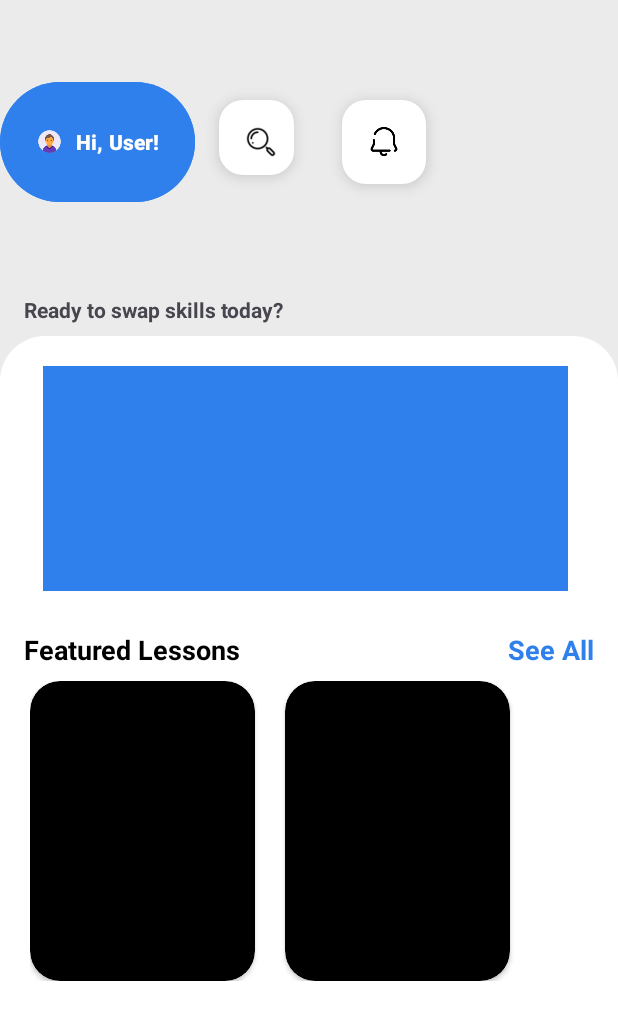
After one commit to SanujaRubasinghe/SkillSwap, an Android app: the HomeActivity screen opened directly, with no data from a screen before it, on a phone screen of 412 x 824 dp. The commit adds this screen. Shown: the top 1020 px of the screen. Run offline under Robolectric (Android 15) with nearby library versions, the phone set to English and light mode, and no system bars.

Commit message:
add main ui layouts

```diff
--- a/app/src/main/AndroidManifest.xml
+++ b/app/src/main/AndroidManifest.xml
@@ -11,6 +11,9 @@
         android:roundIcon="@mipmap/ic_launcher_round"
         android:supportsRtl="true"
         android:theme="@style/Theme.SkillSwap">
+        <activity
+            android:name=".HomeActivity"
+            android:exported="false" />
         <activity
             android:name=".RegisterActivity"
             android:exported="false" />
--- /dev/null
+++ b/app/src/main/java/com/example/skillswap/HomeActivity.kt
@@ -0,0 +1,20 @@
+package com.example.skillswap
+
+import android.os.Bundle
+import androidx.activity.enableEdgeToEdge
+import androidx.appcompat.app.AppCompatActivity
+import androidx.core.view.ViewCompat
+import androidx.core.view.WindowInsetsCompat
+
+class HomeActivity : AppCompatActivity() {
+    override fun onCreate(savedInstanceState: Bundle?) {
+        super.onCreate(savedInstanceState)
+        enableEdgeToEdge()
+        setContentView(R.layout.activity_home)
+        ViewCompat.setOnApplyWindowInsetsListener(findViewById(R.id.main)) { v, insets ->
+            val systemBars = insets.getInsets(WindowInsetsCompat.Type.systemBars())
+            v.setPadding(systemBars.left, systemBars.top, systemBars.right, systemBars.bottom)
+            insets
+        }
+    }
+}
--- /dev/null
+++ b/app/src/main/res/drawable/home_top_curved.xml
@@ -0,0 +1,5 @@
+<?xml version="1.0" encoding="utf-8"?>
+<shape xmlns:android="http://schemas.android.com/apk/res/android" android:shape="rectangle">
+    <solid android:color="@color/white"/>
+    <corners android:topLeftRadius="30dp" android:topRightRadius="30dp"/>
+</shape>
--- /dev/null
+++ b/app/src/main/res/drawable/search_icon.xml
@@ -0,0 +1,4 @@
+<?xml version="1.0" encoding="utf-8"?>
+<shape xmlns:android="http://schemas.android.com/apk/res/android" android:shape="oval">
+    <solid android:color="@color/white"/>
+</shape>
--- a/app/src/main/res/layout/activity_auth_screen.xml
+++ b/app/src/main/res/layout/activity_auth_screen.xml
@@ -88,6 +88,9 @@
             android:backgroundTint="@color/white"
             app:strokeColor="@color/gray_1"
             app:strokeWidth="2dp"
+            app:icon="@drawable/google_logo"
+            app:iconTint="@null"
+            app:iconGravity="textStart"
             android:text="Login with Google"/>
     </LinearLayout>
 
--- /dev/null
+++ b/app/src/main/res/layout/activity_home.xml
@@ -0,0 +1,142 @@
+<?xml version="1.0" encoding="utf-8"?>
+<androidx.constraintlayout.widget.ConstraintLayout xmlns:android="http://schemas.android.com/apk/res/android"
+    xmlns:app="http://schemas.android.com/apk/res-auto"
+    xmlns:tools="http://schemas.android.com/tools"
+    android:id="@+id/main"
+    android:layout_width="match_parent"
+    android:layout_height="match_parent"
+    tools:context=".HomeActivity"
+    android:background="@color/bg_color">
+
+
+    <LinearLayout
+        android:id="@+id/user_icon"
+        android:layout_width="match_parent"
+        android:layout_height="wrap_content"
+        app:layout_constraintBottom_toTopOf="@+id/view"
+        app:layout_constraintTop_toTopOf="parent"
+        app:layout_constraintVertical_bias="0.372"
+        tools:layout_editor_absoluteX="0dp">
+
+        <com.google.android.material.button.MaterialButton
+            android:id="@+id/home_user_profile_btn"
+            android:layout_width="wrap_content"
+            android:layout_height="match_parent"
+            android:backgroundTint="@color/primary_blue"
+            android:text="Hi, User!"
+            android:textStyle="bold"
+            app:icon="@drawable/ic_user_icon"
+            app:iconGravity="textStart"
+            app:iconTint="@null" />
+
+        <com.google.android.material.floatingactionbutton.FloatingActionButton
+            android:id="@+id/fabSearch"
+            android:layout_width="wrap_content"
+            android:layout_height="50dp"
+            android:layout_margin="16dp"
+            android:contentDescription="Search"
+            app:backgroundTint="@android:color/white"
+            app:srcCompat="@drawable/ic_search"
+            app:tint="@android:color/black" />
+
+        <com.google.android.material.floatingactionbutton.FloatingActionButton
+            android:id="@+id/fabNotification"
+            android:layout_width="wrap_content"
+            android:layout_height="wrap_content"
+            android:layout_gravity="end|bottom"
+            android:layout_margin="16dp"
+            android:contentDescription="Notification"
+            app:backgroundTint="@android:color/white"
+            app:srcCompat="@drawable/ic_notification"
+            app:tint="@android:color/black" />
+
+    </LinearLayout>
+
+    <TextView
+        android:id="@+id/textView"
+        android:layout_width="wrap_content"
+        android:layout_height="wrap_content"
+        android:layout_marginBottom="8dp"
+        android:text="Ready to swap skills today?"
+        android:textStyle="bold"
+        app:layout_constraintBottom_toTopOf="@+id/view"
+        app:layout_constraintEnd_toEndOf="parent"
+        app:layout_constraintHorizontal_bias="0.067"
+        app:layout_constraintStart_toStartOf="parent" />
+
+    <View
+        android:id="@+id/view"
+        android:layout_width="match_parent"
+        android:layout_height="600dp"
+        android:background="@drawable/home_top_curved"
+        app:layout_constraintBottom_toBottomOf="parent"
+        tools:layout_editor_absoluteX="-16dp" />
+
+    <View
+        android:id="@+id/view2"
+        android:layout_width="350dp"
+        android:layout_height="150dp"
+        android:background="@color/primary_blue"
+        app:layout_constraintBottom_toBottomOf="parent"
+        app:layout_constraintEnd_toEndOf="@+id/view"
+        app:layout_constraintHorizontal_bias="0.459"
+        app:layout_constraintStart_toStartOf="parent"
+        app:layout_constraintTop_toBottomOf="@+id/textView"
+        app:layout_constraintVertical_bias="0.061" />
+
+    <TextView
+        android:id="@+id/textView2"
+        android:layout_width="wrap_content"
+        android:layout_height="wrap_content"
+        android:text="Featured Lessons"
+        android:textColor="@color/black"
+        android:textSize="18sp"
+        android:textStyle="bold"
+        app:layout_constraintBottom_toBottomOf="@+id/view"
+        app:layout_constraintEnd_toEndOf="parent"
+        app:layout_constraintHorizontal_bias="0.059"
+        app:layout_constraintStart_toStartOf="parent"
+        app:layout_constraintTop_toBottomOf="@+id/view2"
+        app:layout_constraintVertical_bias="0.066" />
+
+    <TextView
+        android:id="@+id/home_see_all_btn"
+        android:layout_width="wrap_content"
+        android:layout_height="wrap_content"
+        android:text="See All"
+        android:textColor="@color/primary_blue"
+        android:textSize="18sp"
+        android:textStyle="bold"
+        app:layout_constraintBottom_toBottomOf="@+id/view"
+        app:layout_constraintEnd_toEndOf="parent"
+        app:layout_constraintHorizontal_bias="0.918"
+        app:layout_constraintStart_toEndOf="@+id/textView2"
+        app:layout_constraintTop_toBottomOf="@+id/view2"
+        app:layout_constraintVertical_bias="0.066" />
+
+    <LinearLayout
+        android:layout_width="match_parent"
+        android:layout_height="wrap_content"
+        app:layout_constraintBottom_toBottomOf="parent"
+        app:layout_constraintEnd_toEndOf="parent"
+        app:layout_constraintHorizontal_bias="0.0"
+        app:layout_constraintStart_toStartOf="parent"
+        app:layout_constraintTop_toBottomOf="@+id/view2"
+        app:layout_constraintVertical_bias="0.209"
+        android:padding="20dp">
+
+        <androidx.cardview.widget.CardView
+            android:layout_width="150dp"
+            android:layout_height="200dp"
+            android:backgroundTint="@color/black"
+            app:cardCornerRadius="20dp"
+            android:layout_marginRight="20dp"/>
+
+        <androidx.cardview.widget.CardView
+            android:layout_width="150dp"
+            android:layout_height="200dp"
+            android:backgroundTint="@color/black"
+            app:cardCornerRadius="20dp" />
+    </LinearLayout>
+
+</androidx.constraintlayout.widget.ConstraintLayout>
--- a/app/src/main/res/values/colors.xml
+++ b/app/src/main/res/values/colors.xml
@@ -2,7 +2,7 @@
 <resources>
     <color name="black">#FF000000</color>
     <color name="white">#FFFFFFFF</color>
-    <color name="bg_color">#fffeff</color>
+    <color name="bg_color">#EBEBEB</color>
     <color name="green_1">#c9ebd7</color>
     <color name="green_2">#27AE60</color>
     <color name="green_3">#21613d</color>
```
Also changed, not shown: app/src/main/java/com/example/skillswap/LoginActivity.kt (+7 -0 lines), app/src/main/java/com/example/skillswap/MainActivity.kt (+31 -4 lines), app/src/main/java/com/example/skillswap/MainAdapter.kt (added, +34 -0 lines), app/src/main/res/layout/activity_login.xml (+15 -7 lines), app/src/main/res/layout/activity_main.xml (+59 -12 lines), app/src/main/res/layout/layout_goals_screen.xml (added, +18 -0 lines), app/src/main/res/drawable/back_arrow.png (added), app/src/main/res/drawable/google_logo.png (added), app/src/main/res/drawable/ic_notification.png (added), app/src/main/res/drawable/ic_search.png (added), app/src/main/res/drawable/ic_user_icon.png (added).
